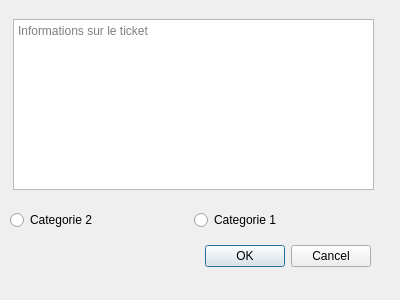
First picture: the form in dialognouveauticket.ui, repository madisonnoyer54/EasyTicket, before the edit.
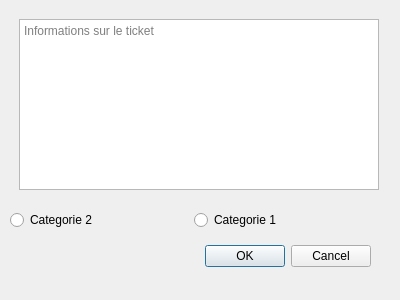
Second picture: the form after the edit.

Patch:
```diff
--- a/dialognouveauticket.ui
+++ b/dialognouveauticket.ui
@@ -32,9 +32,9 @@
   <widget class="QTextEdit" name="textEdit_2">
    <property name="geometry">
     <rect>
-     <x>13</x>
+     <x>19</x>
      <y>19</y>
-     <width>361</width>
+     <width>360</width>
      <height>171</height>
     </rect>
    </property>
```
